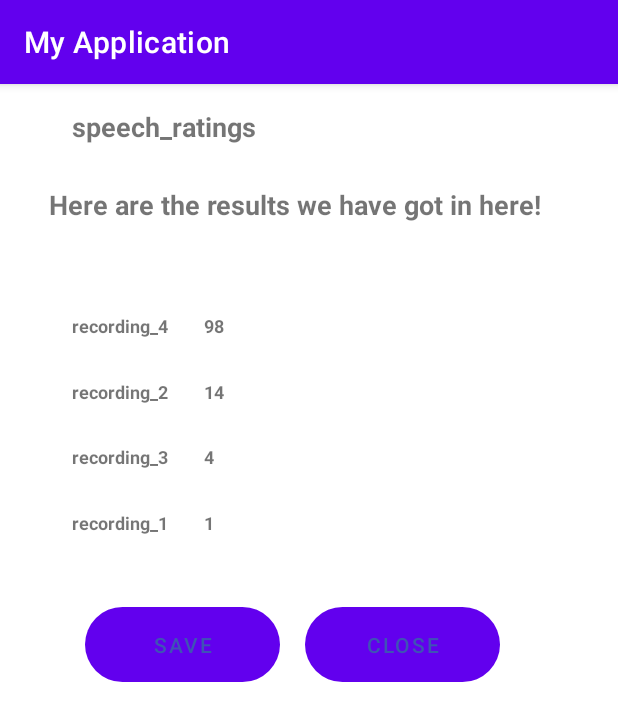
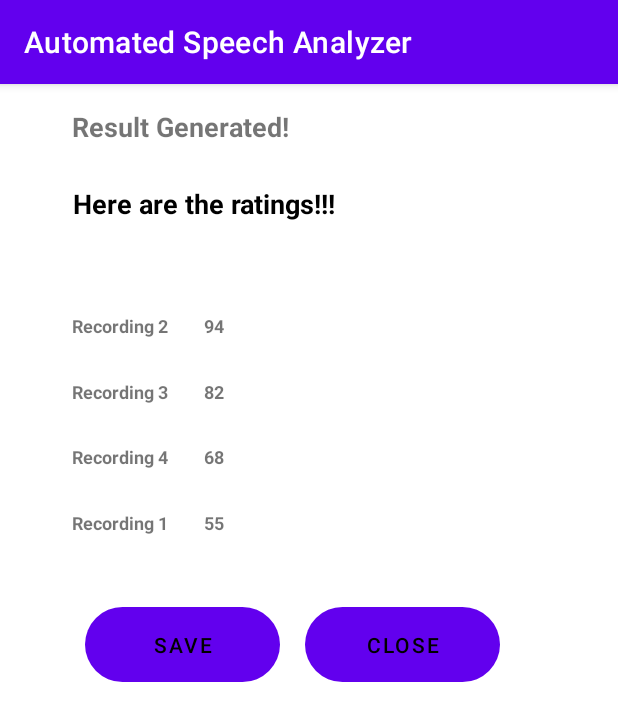
Before and after one commit to purnaperamune/SDGP-CodeBlack-Automated-Speech-Analyzer, an Android app: the Feedback screen opened directly, with no data from a screen before it, after a tap on "ENTER", on a phone screen of 412 x 824 dp. Shown: the top 721 px of the screen. Run offline under Robolectric (Android 15) with nearby library versions, the phone set to English and light mode, and no system bars.

Commit message:
Changes in UI

```diff
--- a/app/src/main/AndroidManifest.xml
+++ b/app/src/main/AndroidManifest.xml
@@ -11,18 +11,18 @@
     <application
         android:allowBackup="true"
         android:icon="@mipmap/ic_launcher"
-        android:label="@string/app_name"
+        android:label="Automated Speech Analyzer"
         android:roundIcon="@mipmap/ic_launcher_round"
         android:supportsRtl="true"
         android:theme="@style/Theme.MyApplication">
         <activity
-            android:name=".MainActivity3"
+            android:name=".Feedback"
             android:exported="false" />
         <activity
-            android:name=".MainActivity2"
+            android:name=".Result"
             android:exported="false" />
         <activity
-            android:name=".MainActivity"
+            android:name=".InputSpeech"
             android:exported="false" />
         <activity
             android:name=".HistoryActivity"
@@ -31,7 +31,7 @@
             android:name=".Recorder"
             android:exported="false" />
         <activity
-            android:name=".welcome"
+            android:name=".Welcome"
             android:exported="true">
             <intent-filter>
                 <action android:name="android.intent.action.MAIN" />
@@ -43,9 +43,9 @@
             android:name=".MenuActivity"
             android:exported="false" />
         <activity
-            android:name=".userLogInActivity"
+            android:name=".UserLogInActivity"
             android:exported="true" />
-        <activity android:name=".userSignUpActivity" />
+        <activity android:name=".UserSignUpActivity" />
     </application>
 
 </manifest>
--- a/app/src/main/java/com/example/myapplication/MainActivity3.java
+++ b/app/src/main/java/com/example/myapplication/Feedback.java
@@ -9,7 +9,7 @@ import android.widget.Button;
 import android.widget.EditText;
 import android.widget.TextView;
 
-public class MainActivity3 extends AppCompatActivity {
+public class Feedback extends AppCompatActivity {
     TextView recording_1;
     EditText input_1;
     TextView recording_2;
@@ -28,7 +28,7 @@ public class MainActivity3 extends AppCompatActivity {
     @Override
     protected void onCreate(Bundle savedInstanceState) {
         super.onCreate(savedInstanceState);
-        setContentView(R.layout.activity_main3);
+        setContentView(R.layout.activity_feedback);
 
 
         recording_1 = findViewById(R.id.recording_1);
@@ -59,7 +59,7 @@ public class MainActivity3 extends AppCompatActivity {
         Enter.setOnClickListener(new View.OnClickListener() {
             @Override
             public void onClick(View v) {
-                Intent intent = new Intent(MainActivity3.this,MainActivity2.class);
+                Intent intent = new Intent(Feedback.this, Result.class);
                 startActivity(intent);
 
             }
--- a/app/src/main/java/com/example/myapplication/MainActivity.java
+++ b/app/src/main/java/com/example/myapplication/InputSpeech.java
@@ -9,7 +9,7 @@ import androidx.annotation.Nullable;
 import androidx.appcompat.app.AppCompatActivity;
 
 
-public class MainActivity extends AppCompatActivity {
+public class InputSpeech extends AppCompatActivity {
 
     TextView rec1;
     Button button1;
@@ -88,7 +88,7 @@ public class MainActivity extends AppCompatActivity {
             @Override
             public void onClick(View v) {
 
-                Intent intent = new Intent(MainActivity.this,MainActivity3.class);
+                Intent intent = new Intent(InputSpeech.this, Feedback.class);
                 intent.putExtra("message_key", path);
                 intent.putExtra("message_key1", path1);
                 intent.putExtra("message_key2", path2);
--- a/app/src/main/java/com/example/myapplication/MainActivity2.java
+++ b/app/src/main/java/com/example/myapplication/Result.java
@@ -7,7 +7,7 @@ import android.widget.TextView;
 import java.util.ArrayList;
 import java.util.Collections;
 
-public class MainActivity2 extends AppCompatActivity {
+public class Result extends AppCompatActivity {
 
     TextView text1;
     TextView text2;
@@ -18,26 +18,26 @@ public class MainActivity2 extends AppCompatActivity {
     @Override
     protected void onCreate(Bundle savedInstanceState) {
         super.onCreate(savedInstanceState);
-        setContentView(R.layout.activity_main2);
+        setContentView(R.layout.activity_result);
 
 
         ArrayList<Integer> points_1 = new ArrayList<>();
-        points_1.add(1);
-        points_1.add(14);
-        points_1.add(4);
-        points_1.add(98);
+        points_1.add(55);
+        points_1.add(94);
+        points_1.add(82);
+        points_1.add(68);
 
         String [] recording_names = new String[4];
-        recording_names[0]="recording_1";
-        recording_names[1]="recording_2";
-        recording_names[2]="recording_3";
-        recording_names[3]="recording_4";
+        recording_names[0]="Recording 1";
+        recording_names[1]="Recording 2";
+        recording_names[2]="Recording 3";
+        recording_names[3]="Recording 4";
 
         ArrayList<Integer> points = new ArrayList<>();
-        points.add(1);
-        points.add(14);
-        points.add(4);
-        points.add(98);
+        points.add(55);
+        points.add(94);
+        points.add(82);
+        points.add(68);
 
 
         text1= findViewById(R.id.textView1);
--- a/app/src/main/res/layout/activity_menu.xml
+++ b/app/src/main/res/layout/activity_menu.xml
@@ -19,6 +19,7 @@
         android:drawableTop="@drawable/rating"
         android:paddingTop="70px"
         android:text="Rate Speech"
+        android:textColor="@color/black"
         android:textSize="55px"
         android:onClick="btnRateSpeech"/>
 
@@ -29,6 +30,7 @@
         android:layout_marginBottom="20px"
         android:layout_weight="1"
         android:drawableTop="@drawable/recorder"
+        android:textColor="@color/black"
         android:paddingTop="70px"
         android:text="Recorder"
         android:textSize="55px"
@@ -41,6 +43,7 @@
         android:layout_marginBottom="20px"
         android:layout_weight="1"
         android:drawableTop="@drawable/folder"
+        android:textColor="@color/black"
         android:paddingTop="70px"
         android:text="Past Speech"
         android:textSize="55px"
--- a/app/src/main/res/layout/activity_main2.xml
+++ b/app/src/main/res/layout/activity_result.xml
@@ -4,13 +4,13 @@
     xmlns:tools="http://schemas.android.com/tools"
     android:layout_width="match_parent"
     android:layout_height="match_parent"
-    tools:context=".MainActivity2">
+    tools:context=".Result">
 
     <TextView
         android:id="@+id/textView"
         android:layout_width="178dp"
         android:layout_height="30dp"
-        android:text="speech_ratings"
+        android:text="Result Generated!"
         android:textSize="18dp"
         android:textStyle="bold"
         app:layout_constraintBottom_toBottomOf="parent"
@@ -19,18 +19,20 @@
         app:layout_constraintRight_toRightOf="parent"
         app:layout_constraintTop_toTopOf="parent"
         app:layout_constraintVertical_bias="0.022" />
+
     <TextView
         android:layout_width="346dp"
         android:layout_height="59dp"
-        android:text="Here are the results we have got in here!"
+        android:text="Here are the ratings!!!"
+        android:textColor="@color/black"
         android:textSize="18dp"
         android:textStyle="bold"
         app:layout_constraintBottom_toBottomOf="parent"
-        app:layout_constraintHorizontal_bias="0.492"
+        app:layout_constraintHorizontal_bias="0.738"
         app:layout_constraintLeft_toLeftOf="parent"
         app:layout_constraintRight_toRightOf="parent"
         app:layout_constraintTop_toTopOf="parent"
-        app:layout_constraintVertical_bias="0.096" />
+        app:layout_constraintVertical_bias="0.095" />
 
     <TextView
         android:id="@+id/textView1"
@@ -93,6 +95,7 @@
         android:layout_width="130dp"
         android:layout_height="50dp"
         android:text="Save"
+        android:textColor="@color/black"
         android:background="@drawable/custombutton"
         app:layout_constraintBottom_toBottomOf="parent"
         app:layout_constraintEnd_toEndOf="parent"
@@ -107,6 +110,7 @@
         android:layout_width="130dp"
         android:layout_height="50dp"
         android:text="Close"
+        android:textColor="@color/black"
         android:background="@drawable/custombutton"
         app:layout_constraintBottom_toBottomOf="parent"
         app:layout_constraintEnd_toEndOf="parent"
--- a/app/src/main/res/layout/activity_user_log_in.xml
+++ b/app/src/main/res/layout/activity_user_log_in.xml
@@ -4,7 +4,7 @@
     xmlns:tools="http://schemas.android.com/tools"
     android:layout_width="match_parent"
     android:layout_height="match_parent"
-    tools:context=".userLogInActivity">
+    tools:context=".UserLogInActivity">
 
     <!--    Text of User Authentication-->
     <TextView
--- a/app/src/main/res/layout/welcome.xml
+++ b/app/src/main/res/layout/welcome.xml
@@ -4,7 +4,7 @@
     xmlns:tools="http://schemas.android.com/tools"
     android:layout_width="match_parent"
     android:layout_height="match_parent"
-    tools:context=".welcome">
+    tools:context=".Welcome">
 
     <TextView
         android:layout_width="wrap_content"
```
Also changed, not shown: app/src/main/java/com/example/myapplication/MenuActivity.java (+1 -12 lines), app/src/main/java/com/example/myapplication/UserLogInActivity.java (renamed from app/src/main/java/com/example/myapplication/userLogInActivity.java, +6 -6 lines), app/src/main/java/com/example/myapplication/UserSignUpActivity.java (renamed from app/src/main/java/com/example/myapplication/userSignUpActivity.java, +6 -9 lines), app/src/main/java/com/example/myapplication/Welcome.java (renamed from app/src/main/java/com/example/myapplication/welcome.java, +4 -4 lines), app/src/main/res/layout/activity_feedback.xml (renamed from app/src/main/res/layout/activity_main3.xml, +24 -5 lines), app/src/main/res/layout/activity_main.xml (+22 -18 lines), app/src/main/res/layout/activity_user_sign_up.xml (+18 -9 lines).
